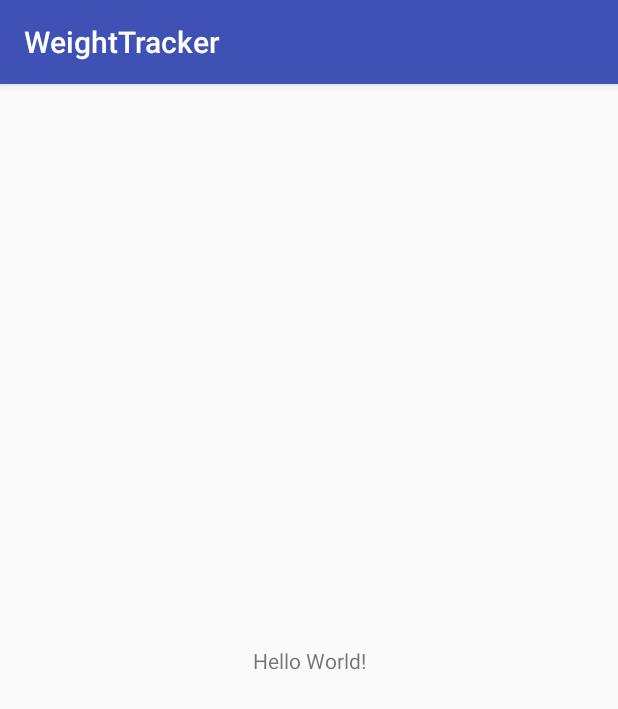
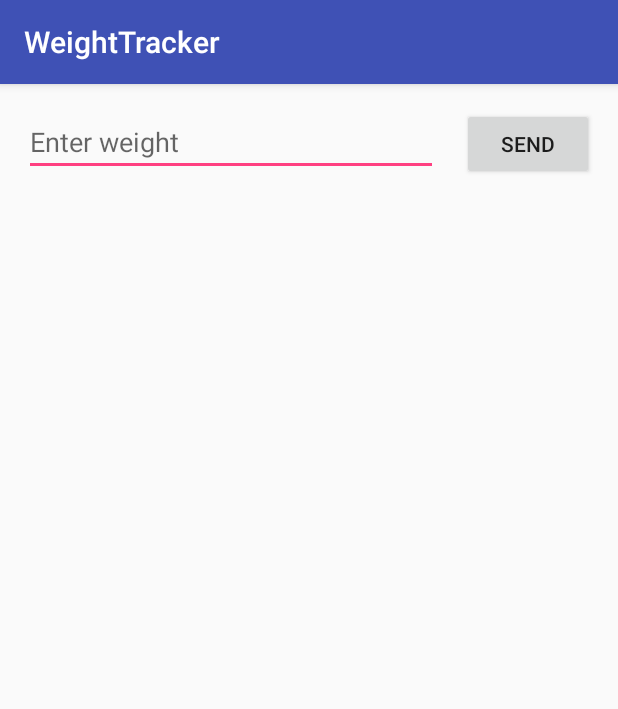
Before and after one commit to Iro91/WeightTracker, an Android app: the screen it shows after launch (WeightTracker), on a phone screen of 412 x 824 dp. Shown: the top 709 px of the screen. Run offline under Robolectric (Android 15) with nearby library versions, the phone set to English and light mode, and no system bars.

Commit message:
Added activity to log details entered into tthe edit box.

```diff
--- a/src/main/res/layout/activity_weight_tracker.xml
+++ b/src/main/res/layout/activity_weight_tracker.xml
@@ -6,13 +6,32 @@
     android:layout_height="match_parent"
     tools:context="com.dataservice.woolly.weighttracker.WeightTracker">
 
-    <TextView
-        android:layout_width="wrap_content"
+    <Button
+        android:id="@+id/button"
+        android:layout_width="88dp"
         android:layout_height="wrap_content"
-        android:text="Hello World!"
-        app:layout_constraintBottom_toBottomOf="parent"
+        android:layout_marginEnd="16dp"
+        android:layout_marginRight="16dp"
+        android:layout_marginStart="8dp"
+        android:onClick="sendMessage"
+        android:text="@string/button_send"
+        app:layout_constraintBaseline_toBaselineOf="@+id/editText"
+        app:layout_constraintRight_toRightOf="parent"
+        tools:ignore="RtlHardcoded" />
+
+    <EditText
+        android:id="@+id/editText"
+        android:layout_width="0dp"
+        android:layout_height="wrap_content"
+        android:layout_marginLeft="16dp"
+        android:layout_marginRight="16dp"
+        android:layout_marginStart="16dp"
+        android:layout_marginTop="16dp"
+        android:ems="10"
+        android:hint="@string/edit_message"
+        android:inputType="textPersonName"
+        app:layout_constraintHorizontal_bias="0.5"
         app:layout_constraintLeft_toLeftOf="parent"
-        app:layout_constraintRight_toRightOf="parent"
+        app:layout_constraintRight_toLeftOf="@+id/button"
         app:layout_constraintTop_toTopOf="parent" />
-
 </android.support.constraint.ConstraintLayout>
--- a/src/main/res/values/strings.xml
+++ b/src/main/res/values/strings.xml
@@ -1,3 +1,5 @@
 <resources>
     <string name="app_name">WeightTracker</string>
+    <string name="button_send">Send</string>
+    <string name="edit_message">Enter weight</string>
 </resources>
```
Also changed, not shown: src/main/AndroidManifest.xml (+7 -0 lines), src/main/java/com/dataservice/woolly/weighttracker/DisplayMessageActivity.java (added, +23 -0 lines), src/main/java/com/dataservice/woolly/weighttracker/WeightTracker.java (+16 -0 lines), src/main/res/layout/activity_display_message.xml (added, +23 -0 lines).
